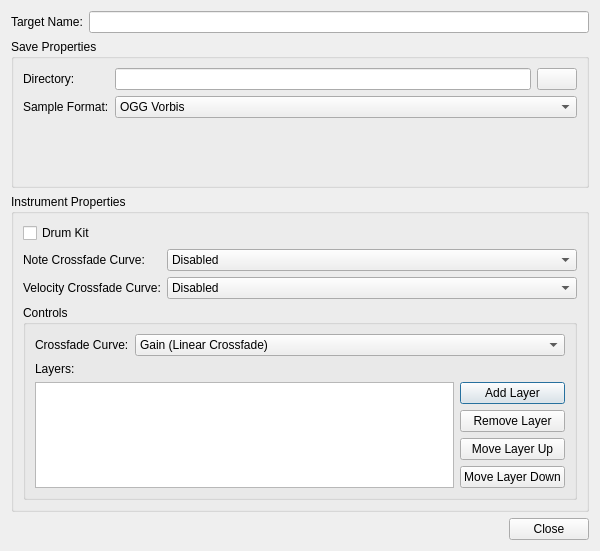
Above: src/plugins/sfz/targetview.ui from surfacepatterns/synthclone before the change. Below: the same form after it.
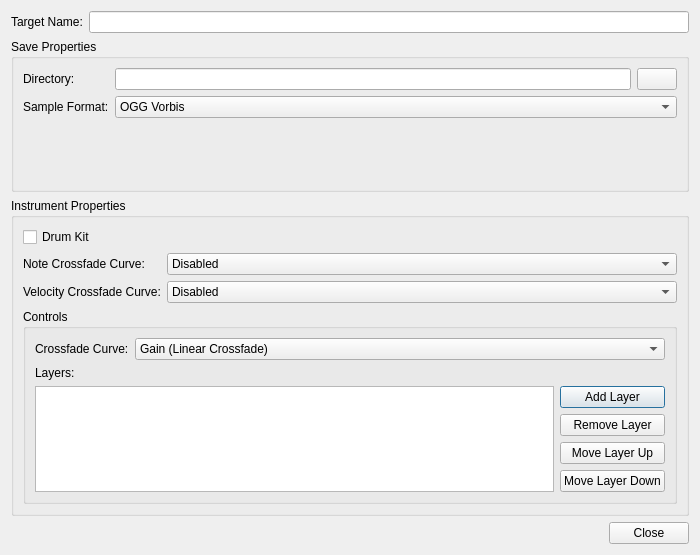
That is the form after the change. Icons and pictures are not drawn.

Commit message: Fix control layer handling in SFZ plugin.  Make SFZ configuration dialog larger to accomodate control layer display.

```diff
--- a/src/plugins/sfz/targetview.ui
+++ b/src/plugins/sfz/targetview.ui
@@ -6,8 +6,8 @@
    <rect>
     <x>0</x>
     <y>0</y>
-    <width>600</width>
-    <height>551</height>
+    <width>700</width>
+    <height>555</height>
    </rect>
   </property>
   <property name="windowTitle">
```
The commit also changes 6 other files.
